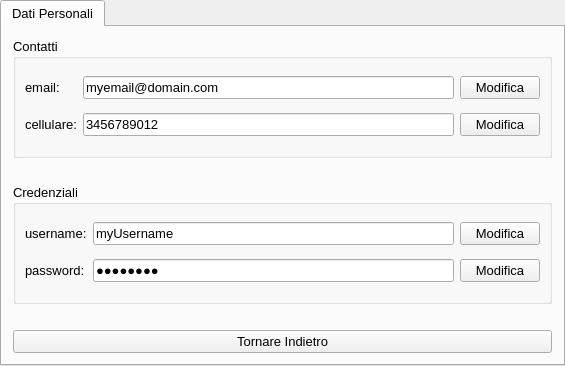
The window that ui/Titolare/VisualizzaDatiPersonali/datiTitolare.ui (mdoraz/Hotel) describes before a commit, drawn with Qt 5.
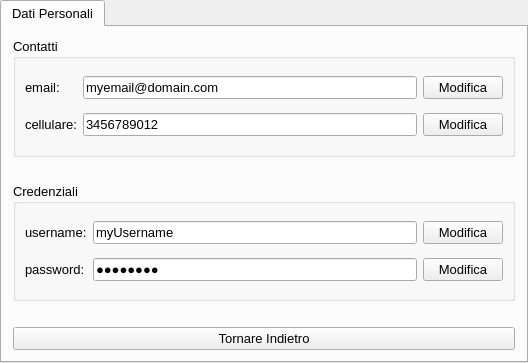
The same window after the commit.

What changed in the file:
```diff
--- a/ui/Titolare/VisualizzaDatiPersonali/datiTitolare.ui
+++ b/ui/Titolare/VisualizzaDatiPersonali/datiTitolare.ui
@@ -6,10 +6,16 @@
    <rect>
     <x>0</x>
     <y>0</y>
-    <width>565</width>
-    <height>366</height>
+    <width>528</width>
+    <height>363</height>
    </rect>
   </property>
+  <property name="minimumSize">
+   <size>
+    <width>500</width>
+    <height>330</height>
+   </size>
+  </property>
   <property name="font">
    <font>
     <family>Arial</family>
@@ -38,6 +44,12 @@
     </property>
     <item>
      <widget class="QGroupBox" name="groupBoxContatti">
+      <property name="minimumSize">
+       <size>
+        <width>450</width>
+        <height>110</height>
+       </size>
+      </property>
       <property name="title">
        <string>Contatti</string>
       </property>
@@ -120,6 +132,12 @@
     </item>
     <item>
      <widget class="QGroupBox" name="groupBoxCredenziali">
+      <property name="minimumSize">
+       <size>
+        <width>450</width>
+        <height>110</height>
+       </size>
+      </property>
       <property name="title">
        <string>Credenziali</string>
       </property>
```
